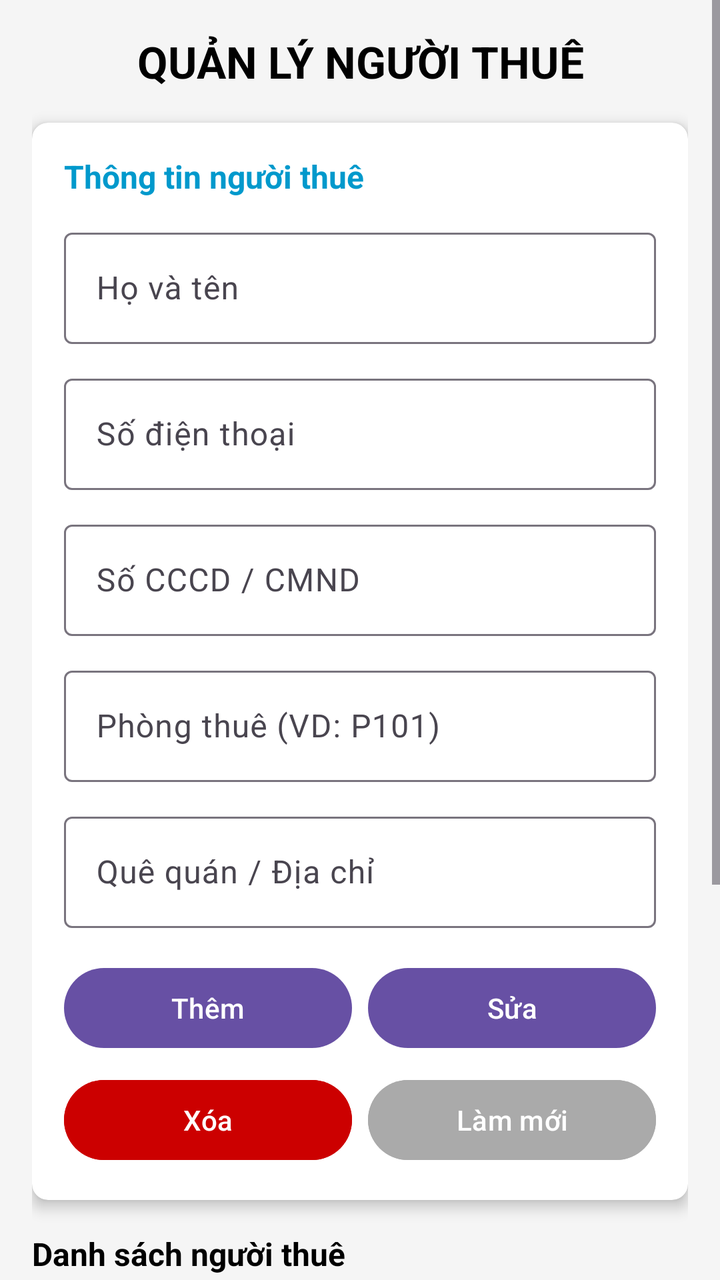
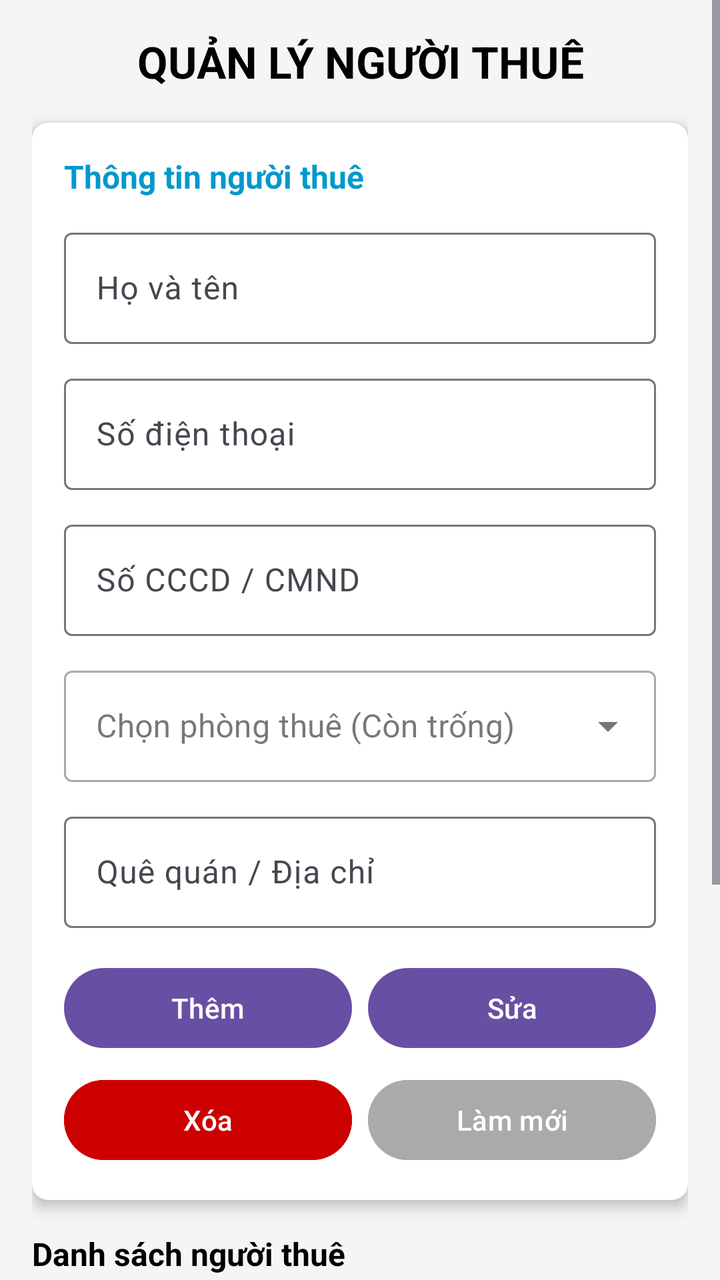

Screens rendered from an Android XML layout before and after an edit, with the pre-edit source and the edit as a unified diff.
<!-- AndroidManifest.xml: application theme Theme.Detai1 -->
<!-- res/layout/giaodiennguoithue.xml -->
<?xml version="1.0" encoding="utf-8"?>
<ScrollView xmlns:android="http://schemas.android.com/apk/res/android"
    xmlns:app="http://schemas.android.com/apk/res-auto"
    android:layout_width="match_parent"
    android:layout_height="match_parent"
    android:fillViewport="true"
    android:background="#F5F5F5">

    <LinearLayout
        android:layout_width="match_parent"
        android:layout_height="wrap_content"
        android:orientation="vertical"
        android:padding="16dp">

        
        <TextView
            android:layout_width="match_parent"
            android:layout_height="wrap_content"
            android:text="QUẢN LÝ NGƯỜI THUÊ"
            android:textSize="22sp"
            android:textStyle="bold"
            android:gravity="center"
            android:textColor="@android:color/black"
            android:layout_marginBottom="16dp"/>

        
        <androidx.cardview.widget.CardView
            android:layout_width="match_parent"
            android:layout_height="wrap_content"
            app:cardCornerRadius="8dp"
            app:cardElevation="4dp"
            android:layout_marginBottom="16dp"
            app:cardBackgroundColor="@android:color/white">

            <LinearLayout
                android:layout_width="match_parent"
                android:layout_height="wrap_content"
                android:orientation="vertical"
                android:padding="16dp">

                <TextView
                    android:layout_width="wrap_content"
                    android:layout_height="wrap_content"
                    android:text="Thông tin người thuê"
                    android:textSize="16sp"
                    android:textStyle="bold"
                    android:textColor="@android:color/holo_blue_dark"
                    android:layout_marginBottom="12dp"/>

                <com.google.android.material.textfield.TextInputLayout
                    android:layout_width="match_parent"
                    android:layout_height="wrap_content"
                    android:layout_marginBottom="12dp"
                    android:hint="Họ và tên">

                    <com.google.android.material.textfield.TextInputEditText
                        android:id="@+id/edtHoTen"
                        android:layout_width="match_parent"
                        android:layout_height="wrap_content"
                        android:inputType="textPersonName" />
                </com.google.android.material.textfield.TextInputLayout>

                <com.google.android.material.textfield.TextInputLayout
                    android:layout_width="match_parent"
                    android:layout_height="wrap_content"
                    android:layout_marginBottom="12dp"
                    android:hint="Số điện thoại">

                    <com.google.android.material.textfield.TextInputEditText
                        android:id="@+id/edtSoDienThoai"
                        android:layout_width="match_parent"
                        android:layout_height="wrap_content"
                        android:inputType="phone" />
                </com.google.android.material.textfield.TextInputLayout>

                <com.google.android.material.textfield.TextInputLayout
                    android:layout_width="match_parent"
                    android:layout_height="wrap_content"
                    android:layout_marginBottom="12dp"
                    android:hint="Số CCCD / CMND">

                    <com.google.android.material.textfield.TextInputEditText
                        android:id="@+id/edtCCCD"
                        android:layout_width="match_parent"
                        android:layout_height="wrap_content"
                        android:inputType="number" />
                </com.google.android.material.textfield.TextInputLayout>

                <com.google.android.material.textfield.TextInputLayout
                    android:layout_width="match_parent"
                    android:layout_height="wrap_content"
                    android:layout_marginBottom="12dp"
                    android:hint="Phòng thuê (VD: P101)">

                    <com.google.android.material.textfield.TextInputEditText
                        android:id="@+id/edtPhongThue"
                        android:layout_width="match_parent"
                        android:layout_height="wrap_content"
                        android:inputType="text" />
                </com.google.android.material.textfield.TextInputLayout>

                <com.google.android.material.textfield.TextInputLayout
                    android:layout_width="match_parent"
                    android:layout_height="wrap_content"
                    android:layout_marginBottom="16dp"
                    android:hint="Quê quán / Địa chỉ">

                    <com.google.android.material.textfield.TextInputEditText
                        android:id="@+id/edtQueQuan"
                        android:layout_width="match_parent"
                        android:layout_height="wrap_content"
                        android:inputType="text" />
                </com.google.android.material.textfield.TextInputLayout>

                
                <LinearLayout
                    android:layout_width="match_parent"
                    android:layout_height="wrap_content"
                    android:orientation="horizontal"
                    android:weightSum="2"
                    android:layout_marginBottom="8dp">

                    <Button
                        android:id="@+id/btnThemNguoiThue"
                        android:layout_width="0dp"
                        android:layout_height="wrap_content"
                        android:layout_weight="1"
                        android:text="Thêm"
                        android:layout_marginEnd="4dp"/>

                    <Button
                        android:id="@+id/btnSuaNguoiThue"
                        android:layout_width="0dp"
                        android:layout_height="wrap_content"
                        android:layout_weight="1"
                        android:text="Sửa"
                        android:layout_marginStart="4dp"/>
                </LinearLayout>

                <LinearLayout
                    android:layout_width="match_parent"
                    android:layout_height="wrap_content"
                    android:orientation="horizontal"
                    android:weightSum="2">

                    <Button
                        android:id="@+id/btnXoaNguoiThue"
                        android:layout_width="0dp"
                        android:layout_height="wrap_content"
                        android:layout_weight="1"
                        android:text="Xóa"
                        android:backgroundTint="@android:color/holo_red_dark"
                        android:layout_marginEnd="4dp"/>

                    <Button
                        android:id="@+id/btnLamMoiNguoiThue"
                        android:layout_width="0dp"
                        android:layout_height="wrap_content"
                        android:layout_weight="1"
                        android:text="Làm mới"
                        android:backgroundTint="@android:color/darker_gray"
                        android:layout_marginStart="4dp"/>
                </LinearLayout>

            </LinearLayout>
        </androidx.cardview.widget.CardView>

        
        <TextView
            android:layout_width="match_parent"
            android:layout_height="wrap_content"
            android:text="Danh sách người thuê"
            android:textSize="16sp"
            android:textStyle="bold"
            android:textColor="@android:color/black"
            android:layout_marginBottom="8dp"/>

        
        <androidx.recyclerview.widget.RecyclerView
            android:id="@+id/recyclerDanhSachNguoiThue"
            android:layout_width="match_parent"
            android:layout_height="200dp"
            android:background="@android:color/white"
            android:padding="8dp"
            android:layout_marginBottom="16dp"/>

        
        <Button
            android:id="@+id/btnQuayLaiNguoiThue"
            style="@style/Widget.MaterialComponents.Button.OutlinedButton"
            android:layout_width="match_parent"
            android:layout_height="wrap_content"
            android:text="Quay lại"
            android:textSize="16sp"/>

    </LinearLayout>
</ScrollView>
<!-- resources referenced by this layout -->
<resources>
  <style name="Theme.Detai1" parent="Base.Theme.Detai1" />
  <style name="Base.Theme.Detai1" parent="Theme.Material3.DayNight.NoActionBar">
          
          
      </style>
</resources>

<!-- the commit's change to res/layout/giaodiennguoithue.xml (unified diff, before → after) -->
@@ -47,6 +47,7 @@
                     android:textColor="@android:color/holo_blue_dark"
                     android:layout_marginBottom="12dp"/>
 
+                
                 <com.google.android.material.textfield.TextInputLayout
                     android:layout_width="match_parent"
                     android:layout_height="wrap_content"
@@ -60,6 +61,7 @@
                         android:inputType="textPersonName" />
                 </com.google.android.material.textfield.TextInputLayout>
 
+                
                 <com.google.android.material.textfield.TextInputLayout
                     android:layout_width="match_parent"
                     android:layout_height="wrap_content"
@@ -73,6 +75,7 @@
                         android:inputType="phone" />
                 </com.google.android.material.textfield.TextInputLayout>
 
+                
                 <com.google.android.material.textfield.TextInputLayout
                     android:layout_width="match_parent"
                     android:layout_height="wrap_content"
@@ -86,19 +89,22 @@
                         android:inputType="number" />
                 </com.google.android.material.textfield.TextInputLayout>
 
-                <com.google.android.material.textfield.TextInputLayout
-                    android:layout_width="match_parent"
-                    android:layout_height="wrap_content"
-                    android:layout_marginBottom="12dp"
-                    android:hint="Phòng thuê (VD: P101)">
-
-                    <com.google.android.material.textfield.TextInputEditText
-                        android:id="@+id/edtPhongThue"
-                        android:layout_width="match_parent"
-                        android:layout_height="wrap_content"
-                        android:inputType="text" />
-                </com.google.android.material.textfield.TextInputLayout>
-
+                
+                <com.google.android.material.textfield.TextInputLayout
+                    style="@style/Widget.MaterialComponents.TextInputLayout.OutlinedBox.ExposedDropdownMenu"
+                    android:layout_width="match_parent"
+                    android:layout_height="wrap_content"
+                    android:layout_marginBottom="12dp"
+                    android:hint="Chọn phòng thuê (Còn trống)">
+
+                    <AutoCompleteTextView
+                        android:id="@+id/dropdownPhongThue"
+                        android:layout_width="match_parent"
+                        android:layout_height="wrap_content"
+                        android:inputType="none"/>
+                </com.google.android.material.textfield.TextInputLayout>
+
+                
                 <com.google.android.material.textfield.TextInputLayout
                     android:layout_width="match_parent"
                     android:layout_height="wrap_content"
